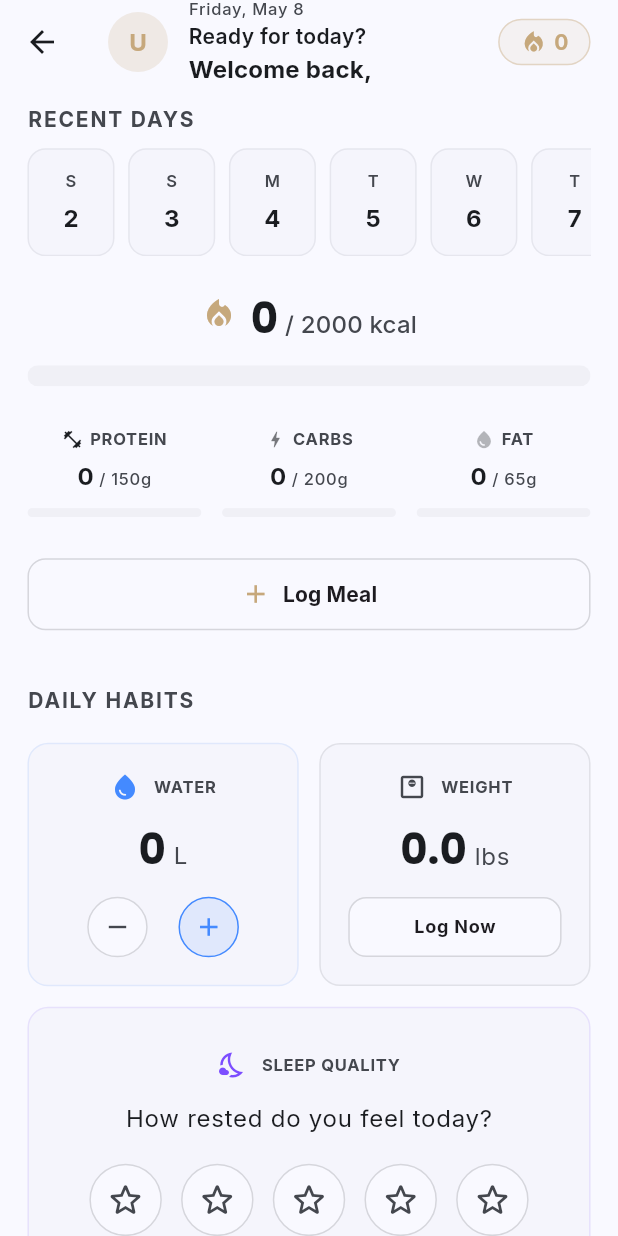
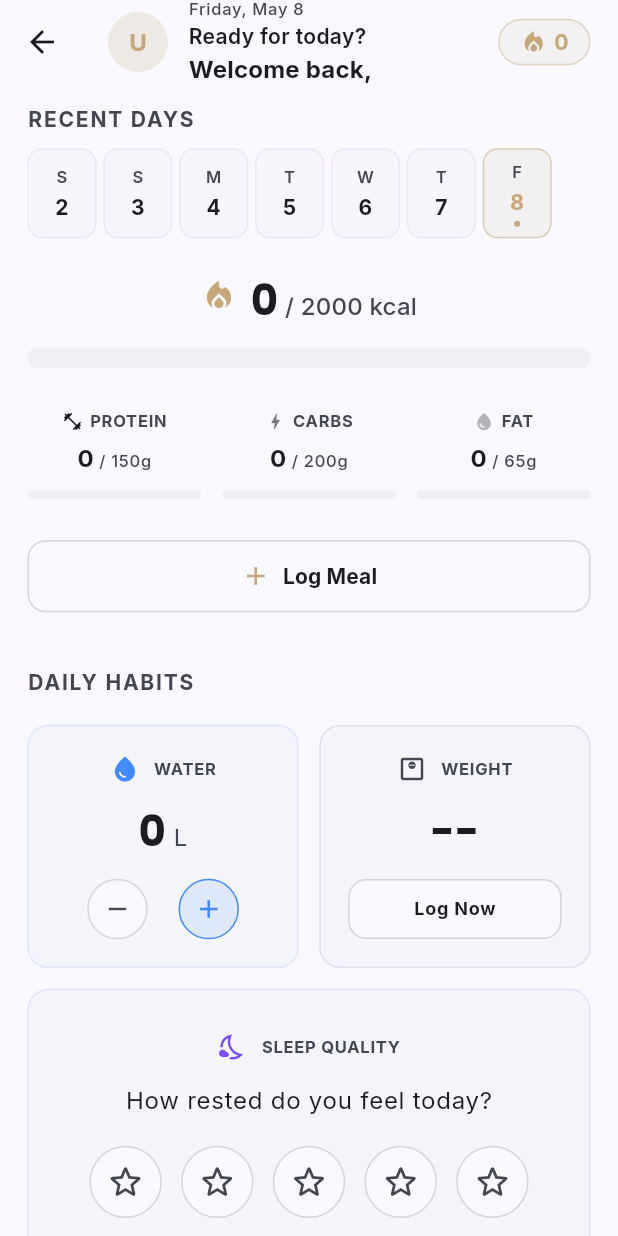
Before and after one commit to dsouli00/valence, a Flutter app: the ClientHomeScreen screen opened directly, on a phone screen of 412 x 824 dp. Run offline on Flutter 3.47's test engine with Material 3 defaults, Android fonts, the phone set to English and light mode, and no system bars; our stand-ins replace cloud_firestore, firebase_auth, firebase_core, firebase_storage, flutter_screenutil, flutter_svg and 5 more; accounts and stored records are empty; statements that could not run were skipped.

```diff
--- a/lib/pages/client/client_home_screen.dart
+++ b/lib/pages/client/client_home_screen.dart
@@ -22,6 +22,11 @@ class _ClientHomeScreenState extends State<ClientHomeScreen> {
   int _waterLiters = 0;
   int _sleepRating = 0;
   final _firestoreService = FirestoreService();
+  DateTime _selectedDate = DateTime(
+    DateTime.now().year,
+    DateTime.now().month,
+    DateTime.now().day,
+  );
 
   @override
   void initState() {
@@ -35,6 +40,7 @@ class _ClientHomeScreenState extends State<ClientHomeScreen> {
   Future<void> _initLog() async {
     final user = context.read<AuthProvider>().currentUser;
     if (user == null) return;
+    if ((user.coachId ?? '').trim().isEmpty) return;
     try {
       final log = await _firestoreService.getOrCreateTodayLog(
         user.uid,
@@ -47,6 +53,12 @@ class _ClientHomeScreenState extends State<ClientHomeScreen> {
         });
       }
     } catch (_) {}
+  }
+
+  DateTime _normalizedDate(DateTime date) => DateTime(date.year, date.month, date.day);
+
+  bool _isSameDay(DateTime a, DateTime b) {
+    return a.year == b.year && a.month == b.month && a.day == b.day;
   }
 
   void _showWeightDialog() {
@@ -213,7 +225,7 @@ class _ClientHomeScreenState extends State<ClientHomeScreen> {
     final firstName = user.name.split(' ').first;
     final initial = firstName.isNotEmpty ? firstName[0].toUpperCase() : 'U';
 
-    final now = DateTime.now();
+    final now = _selectedDate;
     final days = ['Monday','Tuesday','Wednesday','Thursday','Friday','Saturday','Sunday'];
     final months = ['Jan','Feb','Mar','Apr','May','Jun','Jul','Aug','Sep','Oct','Nov','Dec'];
     final dayLabel = '${days[now.weekday - 1]}, ${months[now.month - 1]} ${now.day}';
@@ -226,10 +238,15 @@ class _ClientHomeScreenState extends State<ClientHomeScreen> {
       body: SafeArea(
         // StreamBuilder keeps the nutrition dashboard live — any meal logged
         // (even from another device) reflects here without a manual refresh.
-        child: StreamBuilder<DailyLog>(
-          stream: _firestoreService.streamTodayLog(user.uid),
+        child: StreamBuilder<DailyLog?>(
+          stream: _firestoreService.streamLogForDateNullable(user.uid, _selectedDate),
           builder: (context, snapshot) {
             final log = snapshot.data;
+            final isViewingToday = _isSameDay(_selectedDate, DateTime.now());
+            final waterLiters = isViewingToday
+                ? _waterLiters
+                : (log?.waterLiters ?? 0).round();
+            final sleepRating = isViewingToday ? _sleepRating : (log?.sleepRating ?? 0);
             return _buildBody(
               context, theme, textTheme, colorScheme,
               log?.coachNote,
@@ -238,10 +255,11 @@ class _ClientHomeScreenState extends State<ClientHomeScreen> {
               log?.totalCarbs.toInt() ?? 0,
               log?.totalFat.toInt() ?? 0,
               targets,
-              _waterLiters,
-              _sleepRating,
+              waterLiters,
+              sleepRating,
               log?.weightKg,
               log?.meals ?? [],
+              isViewingToday,
             );
           },
         ),
@@ -365,6 +383,7 @@ class _ClientHomeScreenState extends State<ClientHomeScreen> {
       int sleepRating,
       double? weight,
       List<Meal> meals,
+      bool isViewingToday,
       ) {
     return SingleChildScrollView(
       padding: EdgeInsets.symmetric(
@@ -374,9 +393,18 @@ class _ClientHomeScreenState extends State<ClientHomeScreen> {
       child: Column(
         crossAxisAlignment: CrossAxisAlignment.start,
         children: [
-          // Read-only recent-day strip for quick historical context at the top.
-          _buildReadOnlyCalendarStrip(theme, textTheme),
+          _buildCalendarStrip(theme, textTheme),
           SizedBox(height: AppSpacing.p20),
+          if (!isViewingToday) ...[
+            Text(
+              'Viewing past day (read-only)',
+              style: textTheme.labelMedium?.copyWith(
+                color: colorScheme.onSurfaceVariant,
+                fontWeight: FontWeight.w600,
+              ),
+            ),
+            SizedBox(height: AppSpacing.p12),
+          ],
           // 1. Coach Note (only if there is one)
           if (coachNote != null && coachNote.isNotEmpty) ...[
             _buildCoachNote(theme, textTheme, coachNote),
@@ -384,8 +412,18 @@ class _ClientHomeScreenState extends State<ClientHomeScreen> {
           ],
 
           // 2. Nutrition Dashboard + inline meal history
-          _buildNutritionDashboard(context, theme, textTheme, currentCals,
-              currentProtein, currentCarbs, currentFat, targets, meals),
+          _buildNutritionDashboard(
+            context,
+            theme,
+            textTheme,
+            currentCals,
+            currentProtein,
+            currentCarbs,
+            currentFat,
+            targets,
+            meals,
+            isViewingToday,
+          ),
           SizedBox(height: AppSpacing.p32),
 
           // 3. Daily Habits Section
@@ -402,16 +440,16 @@ class _ClientHomeScreenState extends State<ClientHomeScreen> {
           Row(
             children: [
               Expanded(
-                child: _buildWaterCard(theme, textTheme, waterLiters),
+                child: _buildWaterCard(theme, textTheme, waterLiters, isViewingToday),
               ),
               SizedBox(width: AppSpacing.p12),
               Expanded(
-                child: _buildWeightCard(context, theme, textTheme, weight),
+                child: _buildWeightCard(context, theme, textTheme, weight, isViewingToday),
               ),
             ],
           ),
           SizedBox(height: AppSpacing.p12),
-          _buildSleepCard(theme, textTheme, sleepRating),
+          _buildSleepCard(theme, textTheme, sleepRating, isViewingToday),
           SizedBox(height: AppSpacing.p32),
         ],
       ),
@@ -477,6 +515,7 @@ class _ClientHomeScreenState extends State<ClientHomeScreen> {
       int currentFat,
       TargetMacros targets,
       List<Meal> meals,
+      bool isEditingEnabled,
       ) {
     final isCalOver = currentCals > targets.calories;
     final calOverage = currentCals - targets.calories;
@@ -565,7 +604,8 @@ class _ClientHomeScreenState extends State<ClientHomeScreen> {
               child: SizedBox(
                 height: 48,
                 child: OutlinedButton.icon(
-                  onPressed: () {
+                  onPressed: isEditingEnabled
+                      ? () {
                     final user = context.read<AuthProvider>().currentUser!;
                     showModalBottomSheet(
                       context: context,
@@ -576,7 +616,8 @@ class _ClientHomeScreenState extends State<ClientHomeScreen> {
                         coachId: user.coachId ?? '',
                       ),
                     );
-                  },
+                  }
+                      : null,
                   style: OutlinedButton.styleFrom(
                     foregroundColor: theme.colorScheme.onSurface,
                     side: BorderSide(
@@ -634,7 +675,7 @@ class _ClientHomeScreenState extends State<ClientHomeScreen> {
             ),
           ),
           SizedBox(height: AppSpacing.p12),
-          ...meals.map((meal) => _buildMealCard(theme, textTheme, meal)),
+          ...meals.map((meal) => _buildMealCard(theme, textTheme, meal, canEdit: isEditingEnabled)),
         ],
       ],
     );
@@ -715,7 +756,12 @@ class _ClientHomeScreenState extends State<ClientHomeScreen> {
 
   /// A compact card for a single logged meal showing name, calories,
   /// P/C/F macros, time, and an AI confidence dot.
-  Widget _buildMealCard(ThemeData theme, TextTheme textTheme, Meal meal) {
+  Widget _buildMealCard(
+    ThemeData theme,
+    TextTheme textTheme,
+    Meal meal, {
+    required bool canEdit,
+  }) {
     // Colour-coded dot indicating how confident the AI was about this entry
     final confidenceColor = switch (meal.aiConfidence) {
       MealConfidence.high   => AppColors.statusGreen,
@@ -798,7 +844,7 @@ class _ClientHomeScreenState extends State<ClientHomeScreen> {
                 children: [
                   IconButton(
                     tooltip: 'Edit meal',
-                    onPressed: () => _showEditMealDialog(meal),
+                    onPressed: canEdit ? () => _showEditMealDialog(meal) : null,
                     icon: Icon(
                       Icons.edit_outlined,
                       size: 18,
@@ -808,7 +854,7 @@ class _ClientHomeScreenState extends State<ClientHomeScreen> {
                   ),
                   IconButton(
                     tooltip: 'Delete meal',
-                    onPressed: () => _deleteMeal(meal),
+                    onPressed: canEdit ? () => _deleteMeal(meal) : null,
                     icon: Icon(
                       Icons.delete_outline,
                       size: 18,
@@ -842,7 +888,7 @@ class _ClientHomeScreenState extends State<ClientHomeScreen> {
     );
   }
 
-  Widget _buildReadOnlyCalendarStrip(ThemeData theme, TextTheme textTheme) {
+  Widget _buildCalendarStrip(ThemeData theme, TextTheme textTheme) {
     final now = DateTime.now();
     final days = List.generate(
       7,
@@ -862,26 +908,34 @@ class _ClientHomeScreenState extends State<ClientHomeScreen> {
         ),
         SizedBox(height: AppSpacing.p8),
         SizedBox(
-          height: 72,
+          height: 60,
           child: ListView.separated(
             scrollDirection: Axis.horizontal,
             itemCount: days.length,
-            separatorBuilder: (_, __) => SizedBox(width: AppSpacing.p8),
+            separatorBuilder: (_, __) => SizedBox(width: AppSpacing.p4),
             itemBuilder: (context, index) {
               final day = days[index];
+              final normalizedDay = _normalizedDate(day);
               final isToday =
                   day.year == now.year && day.month == now.month && day.day == now.day;
-              return Container(
-                width: 58,
+              final isSelected = _isSameDay(_selectedDate, normalizedDay);
+              return InkWell(
+                borderRadius: BorderRadius.circular(10),
+                onTap: () {
+                  setState(() => _selectedDate = normalizedDay);
+                  HapticFeedback.selectionClick();
+                },
+                child: Container(
+                  width: 46,
                   decoration: BoxDecoration(
-                  color: isToday
-                      ? AppColors.secondaryColor.withAlpha(25)
-                      : theme.colorScheme.surfaceContainerHighest.withAlpha(40),
-                  borderRadius: BorderRadius.circular(12),
+                    color: isSelected
+                        ? AppColors.secondaryColor.withAlpha(28)
+                        : theme.colorScheme.surfaceContainerHighest.withAlpha(30),
+                    borderRadius: BorderRadius.circular(10),
                     border: Border.all(
-                    color: isToday
-                        ? AppColors.secondaryColor.withAlpha(120)
-                        : theme.colorScheme.outlineVariant.withAlpha(80),
+                      color: isSelected
+                          ? AppColors.secondaryColor.withAlpha(130)
+                          : theme.colorScheme.outlineVariant.withAlpha(65),
                     ),
                   ),
                   child: Column(
@@ -894,17 +948,28 @@ class _ClientHomeScreenState extends State<ClientHomeScreen> {
                           fontWeight: FontWeight.w600,
                         ),
                       ),
-                    SizedBox(height: AppSpacing.p4),
+                      SizedBox(height: AppSpacing.p4 / 2),
                       Text(
                         '${day.day}',
-                      style: textTheme.titleMedium?.copyWith(
-                        color: isToday
+                        style: textTheme.titleSmall?.copyWith(
+                          color: isSelected
                               ? AppColors.secondaryColor
                               : theme.colorScheme.onSurface,
                           fontWeight: FontWeight.bold,
                         ),
                       ),
+                      if (isToday)
+                        Container(
+                          margin: EdgeInsets.only(top: AppSpacing.p4 / 2),
+                          width: 4,
+                          height: 4,
+                          decoration: const BoxDecoration(
+                            color: AppColors.secondaryColor,
+                            shape: BoxShape.circle,
+                          ),
+                        ),
                     ],
+                  ),
                 ),
               );
             },
@@ -921,6 +986,7 @@ class _ClientHomeScreenState extends State<ClientHomeScreen> {
       ThemeData theme,
       TextTheme textTheme,
       int waterLiters,
+      bool isEnabled,
       ) {
     return Container(
       padding: EdgeInsets.all(AppSpacing.p16),
@@ -970,7 +1036,7 @@ class _ClientHomeScreenState extends State<ClientHomeScreen> {
                     _waterLiters.toDouble(),
                   );
                 }
-              }),
+              }, enabled: isEnabled),
               _buildRoundButton(
                 theme,
                 Icons.add,
@@ -984,6 +1050,7 @@ class _ClientHomeScreenState extends State<ClientHomeScreen> {
                 },
                 isPrimary: true,
                 color: Colors.blueAccent,
+                enabled: isEnabled,
               ),
             ],
           ),
@@ -1000,6 +1067,7 @@ class _ClientHomeScreenState extends State<ClientHomeScreen> {
       ThemeData theme,
       TextTheme textTheme,
       double? weight,
+      bool isEnabled,
       ) {
     return Container(
       padding: EdgeInsets.all(AppSpacing.p16),
@@ -1046,7 +1114,7 @@ class _ClientHomeScreenState extends State<ClientHomeScreen> {
             height: 40,
             width: double.infinity,
             child: ElevatedButton(
-              onPressed: () => _showWeightDialog(),
+              onPressed: isEnabled ? () => _showWeightDialog() : null,
               style: ElevatedButton.styleFrom(
                 backgroundColor: theme.colorScheme.surface,
                 foregroundColor: AppColors.secondaryColor,
@@ -1076,6 +1144,7 @@ class _ClientHomeScreenState extends State<ClientHomeScreen> {
       ThemeData theme,
       TextTheme textTheme,
       int sleepRating,
+      bool isEnabled,
       ) {
     return Container(
       width: double.infinity,
@@ -1113,14 +1182,14 @@ class _ClientHomeScreenState extends State<ClientHomeScreen> {
             children: List.generate(5, (index) {
               final isActive = index < sleepRating;
               return GestureDetector(
-                onTap: () {
+                onTap: isEnabled ? () {
                   setState(() => _sleepRating = index + 1);
                   HapticFeedback.lightImpact();
                   _firestoreService.updateSleep(
                     context.read<AuthProvider>().currentUser!.uid,
                     index + 1,
                   );
-                },
+                } : null,
                 child: AnimatedContainer(
                   duration: const Duration(milliseconds: 200),
                   padding: EdgeInsets.all(AppSpacing.p8),
@@ -1159,10 +1228,11 @@ class _ClientHomeScreenState extends State<ClientHomeScreen> {
       VoidCallback onTap, {
         bool isPrimary = false,
         Color? color,
+        bool enabled = true,
       }) {
     final activeColor = color ?? theme.colorScheme.onSurface;
     return InkWell(
-      onTap: onTap,
+      onTap: enabled ? onTap : null,
       borderRadius: BorderRadius.circular(20),
       child: Container(
         padding: EdgeInsets.all(AppSpacing.p8),
@@ -1179,7 +1249,9 @@ class _ClientHomeScreenState extends State<ClientHomeScreen> {
         ),
           child: Icon(
           icon,
-          color: isPrimary ? activeColor : theme.colorScheme.onSurfaceVariant,
+          color: enabled
+              ? (isPrimary ? activeColor : theme.colorScheme.onSurfaceVariant)
+              : theme.colorScheme.onSurfaceVariant.withAlpha(120),
           size: 20,
         ),
       ),
--- a/lib/pages/client/client_settings_screen.dart
+++ b/lib/pages/client/client_settings_screen.dart
@@ -167,10 +167,9 @@ class ClientSettingsScreen extends StatelessWidget {
                     await context.read<AuthProvider>().signOut();
 
                     if (context.mounted) {
-                      Navigator.pushAndRemoveUntil(
-                        context,
+                      Navigator.of(context, rootNavigator: true).pushAndRemoveUntil(
                         MaterialPageRoute(builder: (_) => const GettingStartedScreen()),
-                            (route) => false,
+                        (route) => false,
                       );
                     }
                   },
```
Also changed, not shown: lib/pages/auth/link_coach_screen.dart (added, +119 -0 lines), lib/pages/auth/login_screen.dart (+11 -7 lines), lib/pages/auth/signup_screen.dart (+11 -7 lines), lib/pages/auth/splash_screen.dart (+9 -0 lines), lib/pages/coach/coach_settings_screen.dart (+4 -4 lines), lib/providers/auth_provider.dart (+38 -0 lines), lib/services/firestore_service.dart (+10 -0 lines). Lines whose indentation alone changed are shown as unchanged.
